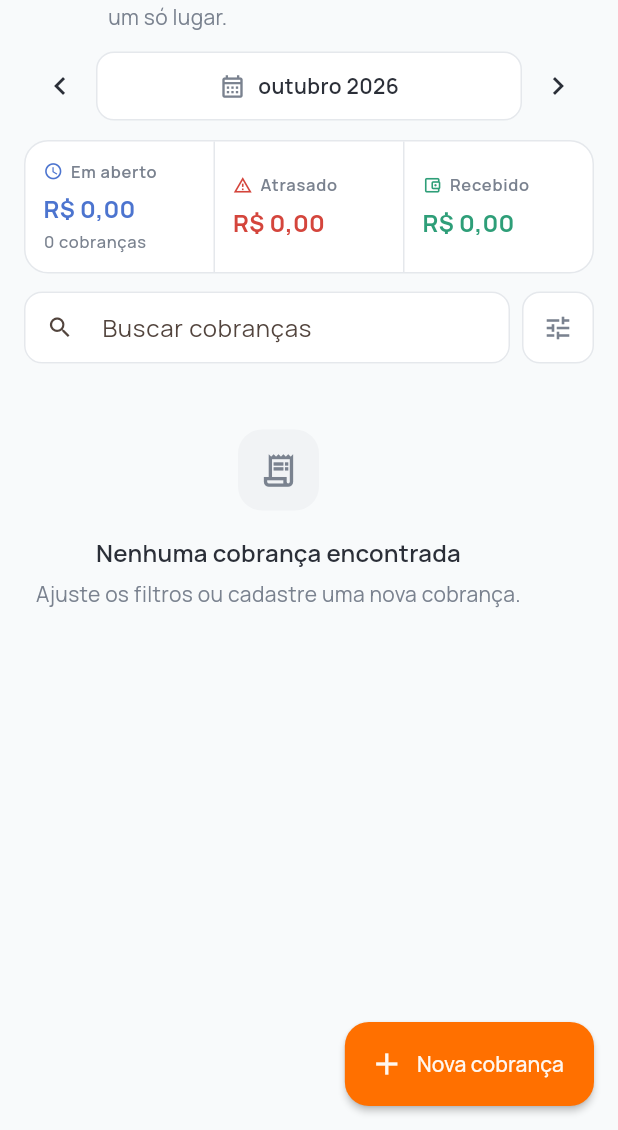
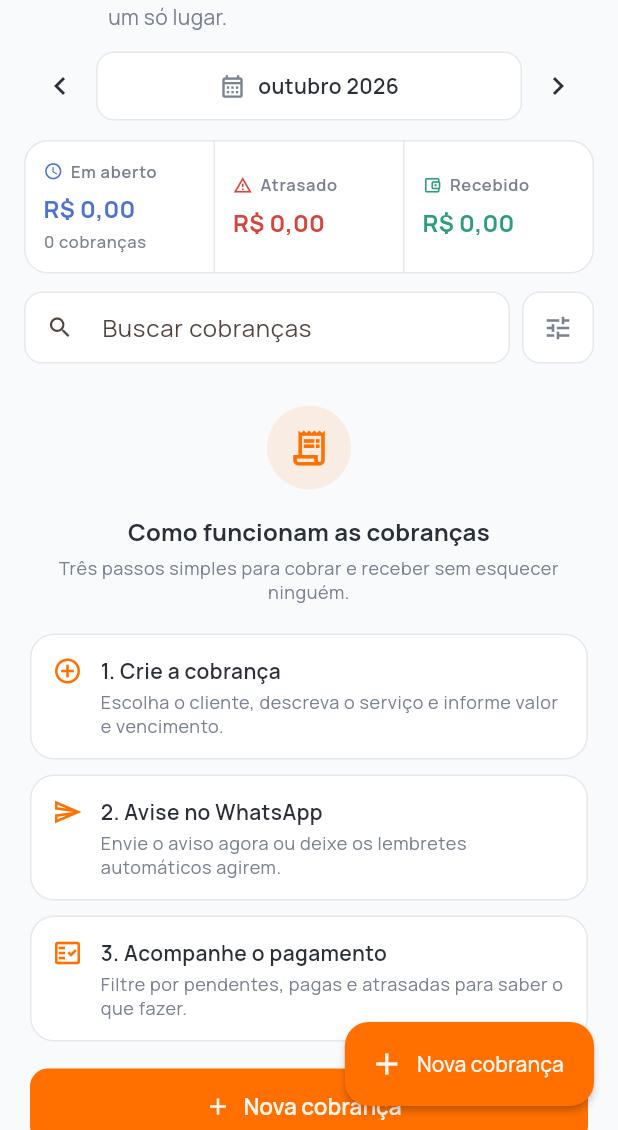
Before and after one commit to Moonlocker/controlasimples_app, a Flutter app: the ChargesScreen screen opened directly, on a phone screen of 412 x 824 dp, the part 106-1236 px from its top. Run offline on Flutter 3.47's test engine with Material 3 defaults, Android fonts, the phone set to English and light mode, and no system bars; our stand-ins replace fl_chart, flutter_local_notifications, flutter_riverpod, go_router, google_fonts, image_picker and 6 more; missing offline and left inert: local_auth_android, local_auth_darwin; accounts and stored records are empty.

Commit message:
Adapta historico de WhatsApp ao modulo e melhora UX da tela de cobrancas

```diff
--- a/lib/features/charges/charges_screen.dart
+++ b/lib/features/charges/charges_screen.dart
@@ -607,11 +607,23 @@ class _ChargesScreenState extends ConsumerState<ChargesScreen> {
                 const SizedBox(height: 4),
                 Expanded(
                   child: views.isEmpty && pending.isEmpty
-                      ? const EmptyState(
-                          icon: Icons.receipt_long_outlined,
-                          title: 'Nenhuma cobrança encontrada',
-                          description: 'Ajuste os filtros ou cadastre uma nova cobrança.',
-                        )
+                      ? (chargeViews(workspace).isEmpty && !_hasFilters
+                            ? _ChargesEmptyGuide(
+                                onCreate: chargesLocked
+                                    ? () => showPlanLockedDialog(
+                                        context,
+                                        feature: 'Nova cobrança',
+                                        description:
+                                            'Seu plano permite até ${workspace.plan?.maxChargesMonth} '
+                                            'cobranças por mês. Faça upgrade para criar mais.',
+                                      )
+                                    : () => showChargeForm(context),
+                              )
+                            : const EmptyState(
+                                icon: Icons.receipt_long_outlined,
+                                title: 'Nenhuma cobrança encontrada',
+                                description: 'Ajuste os filtros ou cadastre uma nova cobrança.',
+                              ))
                       : RefreshIndicator(
                           onRefresh: () async {
                             ref.invalidate(workspaceProvider);
@@ -859,3 +871,122 @@ class _PendingCard extends StatelessWidget {
     );
   }
 }
+
+class _GuideStep {
+  const _GuideStep(this.icon, this.title, this.text);
+  final IconData icon;
+  final String title;
+  final String text;
+}
+
+/// Estado vazio da lista de cobranças com um guia de primeiros passos, para
+/// que o usuário novo entenda o fluxo sem precisar explorar a tela inteira.
+class _ChargesEmptyGuide extends StatelessWidget {
+  const _ChargesEmptyGuide({required this.onCreate});
+
+  final VoidCallback onCreate;
+
+  static const List<_GuideStep> _steps = [
+    _GuideStep(
+      Icons.add_circle_outline,
+      '1. Crie a cobrança',
+      'Escolha o cliente, descreva o serviço e informe valor e vencimento.',
+    ),
+    _GuideStep(
+      Icons.send_outlined,
+      '2. Avise no WhatsApp',
+      'Envie o aviso agora ou deixe os lembretes automáticos agirem.',
+    ),
+    _GuideStep(
+      Icons.fact_check_outlined,
+      '3. Acompanhe o pagamento',
+      'Filtre por pendentes, pagas e atrasadas para saber o que fazer.',
+    ),
+  ];
+
+  @override
+  Widget build(BuildContext context) {
+    final theme = Theme.of(context);
+    final scheme = theme.colorScheme;
+    return ListView(
+      padding: const EdgeInsets.fromLTRB(20, 24, 20, 96),
+      children: [
+        Center(
+          child: Container(
+            padding: const EdgeInsets.all(14),
+            decoration: BoxDecoration(
+              color: scheme.primary.withValues(alpha: 0.1),
+              shape: BoxShape.circle,
+            ),
+            child: Icon(
+              Icons.receipt_long_outlined,
+              size: 28,
+              color: scheme.primary,
+            ),
+          ),
+        ),
+        const SizedBox(height: 16),
+        Text(
+          'Como funcionam as cobranças',
+          textAlign: TextAlign.center,
+          style: theme.textTheme.titleMedium?.copyWith(
+            fontWeight: FontWeight.w700,
+          ),
+        ),
+        const SizedBox(height: 4),
+        Text(
+          'Três passos simples para cobrar e receber sem esquecer ninguém.',
+          textAlign: TextAlign.center,
+          style: theme.textTheme.bodySmall?.copyWith(
+            color: AppColors.mutedForeground,
+          ),
+        ),
+        const SizedBox(height: 20),
+        for (final step in _steps) ...[
+          Container(
+            padding: const EdgeInsets.all(14),
+            decoration: BoxDecoration(
+              color: AppColors.surface,
+              borderRadius: BorderRadius.circular(16),
+              border: Border.all(color: AppColors.border),
+            ),
+            child: Row(
+              crossAxisAlignment: CrossAxisAlignment.start,
+              children: [
+                Icon(step.icon, size: 20, color: scheme.primary),
+                const SizedBox(width: 12),
+                Expanded(
+                  child: Column(
+                    crossAxisAlignment: CrossAxisAlignment.start,
+                    children: [
+                      Text(
+                        step.title,
+                        style: theme.textTheme.bodyMedium?.copyWith(
+                          fontWeight: FontWeight.w600,
+                        ),
+                      ),
+                      const SizedBox(height: 2),
+                      Text(
+                        step.text,
+                        style: theme.textTheme.bodySmall?.copyWith(
+                          color: AppColors.mutedForeground,
+                        ),
+                      ),
+                    ],
+                  ),
+                ),
+              ],
+            ),
+          ),
+          const SizedBox(height: 10),
+        ],
+        const SizedBox(height: 8),
+        FilledButton.icon(
+          onPressed: onCreate,
+          icon: const Icon(Icons.add),
+          label: const Text('Nova cobrança'),
+        ),
+      ],
+    );
+  }
+}
```
Also changed, not shown: lib/models/admin.dart (+28 -4 lines), lib/repositories/admin_repository.dart (+12 -7 lines).
